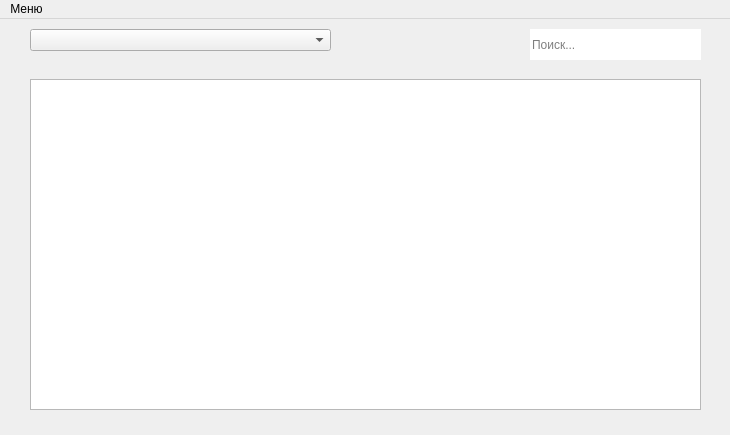
Before: the Qt Designer form qt5/warehouse_main.ui in Evgeny-QA/warehouse_project, drawn with Qt 5.
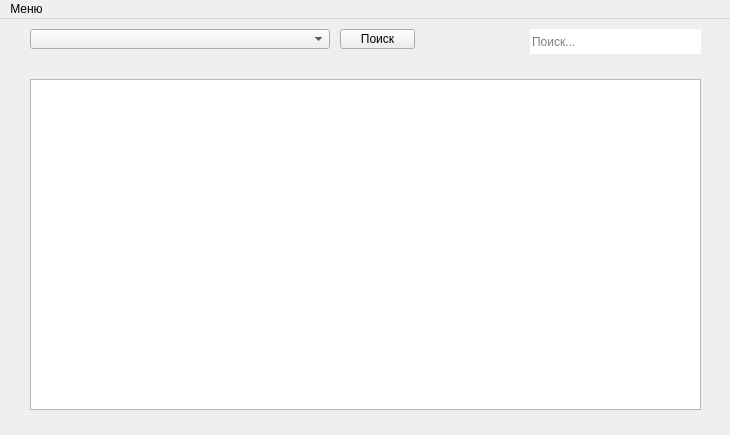
After: the same form once the commit is applied.

Commit message: added functions to show table, change table, search, open img

The edit to the form file:
```diff
--- a/qt5/warehouse_main.ui
+++ b/qt5/warehouse_main.ui
@@ -19,8 +19,8 @@
      <rect>
       <x>30</x>
       <y>10</y>
-      <width>301</width>
-      <height>22</height>
+      <width>300</width>
+      <height>20</height>
      </rect>
     </property>
     <property name="currentText">
@@ -43,7 +43,7 @@
       <x>530</x>
       <y>10</y>
       <width>171</width>
-      <height>31</height>
+      <height>25</height>
      </rect>
     </property>
     <property name="text">
@@ -56,6 +56,22 @@
      <string>Поиск...</string>
     </property>
    </widget>
+   <widget class="QPushButton" name="btn_search">
+    <property name="geometry">
+     <rect>
+      <x>340</x>
+      <y>10</y>
+      <width>75</width>
+      <height>20</height>
+     </rect>
+    </property>
+    <property name="cursor">
+     <cursorShape>PointingHandCursor</cursorShape>
+    </property>
+    <property name="text">
+     <string>Поиск</string>
+    </property>
+   </widget>
   </widget>
   <widget class="QMenuBar" name="menubar_warehouse">
    <property name="geometry">
```
The commit also changes 3 other files.
